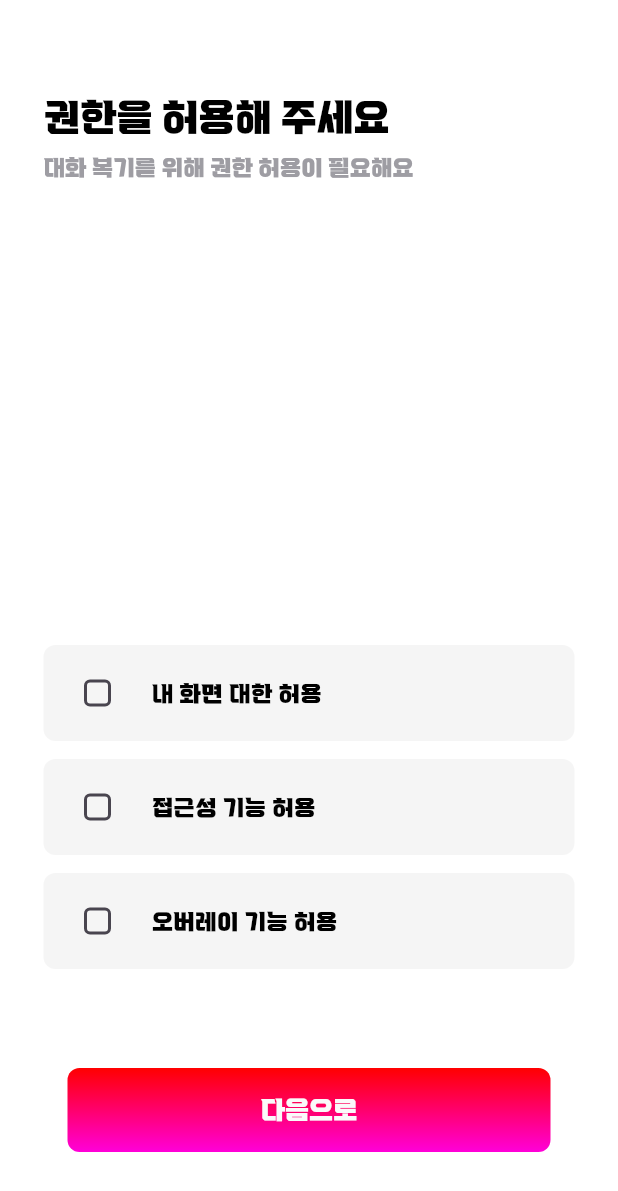
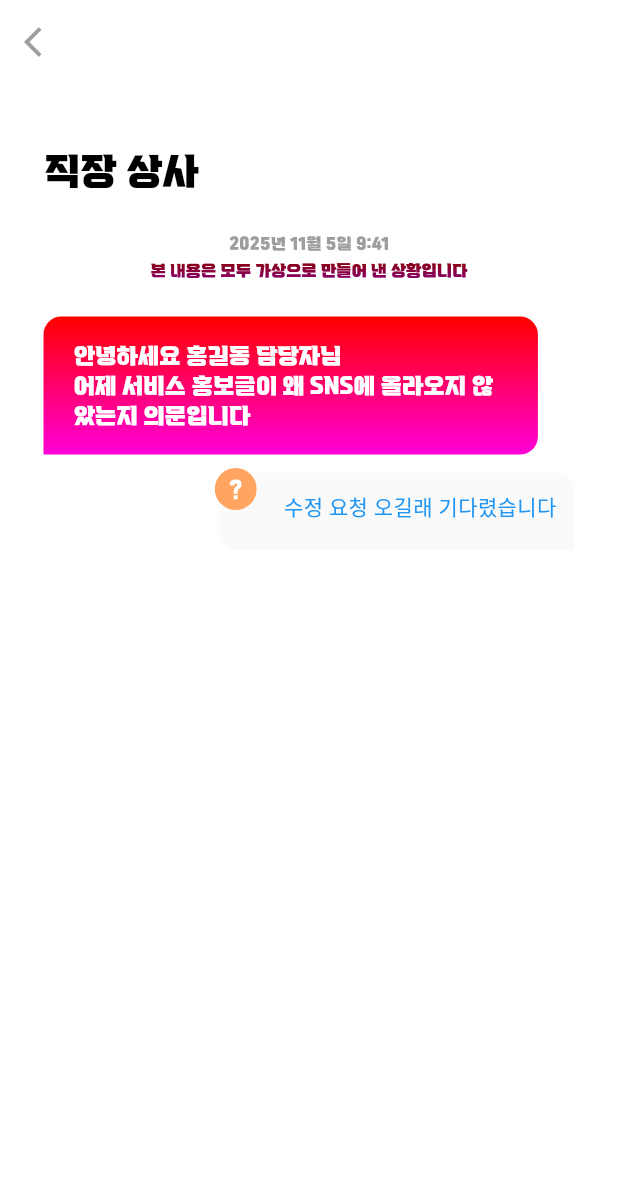
Before and after one commit to SW-HACKATHON-7/overlay, a Flutter app: the screen it shows after launch, on a phone screen of 412 x 824 dp. Shown: the top 1191 px of the screen. Run offline on Flutter 3.47's test engine with Material 3 defaults, Android fonts, the phone set to English and light mode, and no system bars; our stand-ins replace flutter_hooks, flutter_riverpod, flutter_svg, go_router, hooks_riverpod.

Commit message:
💄 :: Quiz chat screen publishing

```diff
--- /dev/null
+++ b/lib/core/enum/feedback_enum.dart
@@ -0,0 +1,12 @@
+enum FeedbackIconType {
+  best_excellent,
+  excellent,
+  best,
+  distinguished,
+  good,
+  inaccurate,
+  mistake,
+  missed_count,
+  blunder,
+  theory,
+}
--- a/lib/core/router/route.dart
+++ b/lib/core/router/route.dart
@@ -1,11 +1,12 @@
 import 'package:go_router/go_router.dart';
 import 'package:hackerton/presentation/choosePartner/choose_partner_screen.dart';
 import 'package:hackerton/presentation/main/screens/main_screen.dart';
+import 'package:hackerton/presentation/quiz/quiz_chat_screen.dart';
 import 'package:hackerton/presentation/verify/verify_screen.dart';
 import 'package:hackerton/splash_screen.dart';
 
 final router = GoRouter(
-  initialLocation: '/',
+  initialLocation: '/quiz',
   routes: [
     GoRoute(
       path: '/',
@@ -27,6 +28,11 @@ final router = GoRouter(
       name: RouteNames.choosePartner,
       builder: (context, state) => const ChoosePartnerScreen(),
     ),
+    GoRoute(
+      path: '/quiz',
+      name: RouteNames.quiz,
+      builder: (context, state) => const QuizChatScreen(),
+    ),
   ],
 );
 
@@ -35,4 +41,5 @@ class RouteNames {
   static const String main = 'main';
   static const String verify = 'verify';
   static const String choosePartner = 'choose_partner';
+  static const String quiz = 'quiz';
 }
--- /dev/null
+++ b/lib/core/widget/back_appbar.dart
@@ -0,0 +1,22 @@
+import 'package:flutter/material.dart';
+import 'package:go_router/go_router.dart';
+
+class BackAppbar extends StatelessWidget implements PreferredSizeWidget {
+  const BackAppbar({super.key});
+
+  @override
+  Widget build(BuildContext context) {
+    return AppBar(
+      backgroundColor: Colors.white,
+      leading: IconButton(
+        iconSize: 24,
+        icon: Icon(Icons.arrow_back_ios),
+        onPressed: () => context.pop(),
+        color: Colors.grey,
+      ),
+    );
+  }
+
+  @override
+  Size get preferredSize => const Size.fromHeight(kToolbarHeight);
+}
--- /dev/null
+++ b/lib/presentation/quiz/quiz_chat_screen.dart
@@ -0,0 +1,201 @@
+import 'package:flutter/material.dart';
+import 'package:hackerton/core/design_system/color.dart';
+import 'package:hackerton/core/design_system/icon.dart';
+import 'package:hackerton/core/design_system/typography.dart';
+import 'package:hackerton/core/enum/feedback_enum.dart';
+import 'package:hackerton/core/widget/back_appbar.dart';
+import 'package:hackerton/core/widget/base_scaffold.dart';
+
+class QuizChatScreen extends StatelessWidget {
+  const QuizChatScreen({super.key});
+
+  @override
+  Widget build(BuildContext context) {
+    return BaseScaffold(
+      appBar: BackAppbar(),
+      body: Column(
+        crossAxisAlignment: CrossAxisAlignment.start,
+        children: [
+          _TopMenu(),
+          const SizedBox(height: 24),
+          Expanded(
+            child: ListView(
+              children: [
+                _ReceiveMessage(
+                  message: '안녕하세요 홍길동 담당자님\n어제 서비스 홍보글이 왜 SNS에 올라오지 않았는지 의문입니다',
+                ),
+                const SizedBox(height: 12),
+                _SendMessage(
+                  message: '수정 요청 오길래 기다렸습니다',
+                  iconType: FeedbackIconType.mistake,
+                ),
+              ],
+            ),
+          ),
+        ],
+      ),
+    );
+  }
+}
+
+class _TopMenu extends StatelessWidget {
+  const _TopMenu({super.key});
+
+  @override
+  Widget build(BuildContext context) {
+    return Column(
+      crossAxisAlignment: CrossAxisAlignment.start,
+      children: [
+        Text(
+          '직장 상사',
+          style: HackerTonTypography.MainLarge.copyWith(
+            color: Colors.black,
+            fontSize: 24,
+          ),
+        ),
+        const SizedBox(height: 25),
+        Center(
+          child: Column(
+            crossAxisAlignment: CrossAxisAlignment.center,
+            children: [
+              Text(
+                '2025년 11월 5일 9:41',
+                style: HackerTonTypography.MainSmall.copyWith(
+                  color: Colors.grey,
+                  fontSize: 10,
+                ),
+              ),
+              const SizedBox(height: 4),
+              ShaderMask(
+                shaderCallback: (bounds) =>
+                    HackerTonGradients.orangeToPink.createShader(bounds),
+                child: Text(
+                  '본 내용은 모두 가상으로 만들어 낸 상황입니다',
+                  style: HackerTonTypography.MainSmall.copyWith(fontSize: 10),
+                ),
+              ),
+            ],
+          ),
+        ),
+      ],
+    );
+  }
+}
+
+class _ReceiveMessage extends StatelessWidget {
+  final String message;
+
+  const _ReceiveMessage({super.key, required this.message});
+
+  @override
+  Widget build(BuildContext context) {
+    return Align(
+      alignment: Alignment.centerLeft,
+      child: Stack(
+        clipBehavior: Clip.none,
+        children: [
+          Container(
+            constraints: BoxConstraints(
+              maxWidth: MediaQuery.of(context).size.width * 0.8,
+            ),
+            padding: const EdgeInsets.symmetric(horizontal: 20, vertical: 16),
+            decoration: BoxDecoration(
+              gradient: HackerTonGradients.orangeToPink,
+              borderRadius: const BorderRadius.only(
+                topLeft: Radius.circular(12),
+                topRight: Radius.circular(12),
+                bottomRight: Radius.circular(12),
+              ),
+            ),
+            child: Text(
+              message,
+              style: HackerTonTypography.MainSmall.copyWith(
+                color: Colors.white,
+                fontSize: 14,
+              ),
+            ),
+          ),
+        ],
+      ),
+    );
+  }
+}
+
+class _SendMessage extends StatelessWidget {
+  final String message;
+  final FeedbackIconType iconType;
+
+  const _SendMessage({
+    super.key,
+    required this.message,
+    required this.iconType,
+  });
+
+  Widget _getIcon() {
+    // _getIcon() 메서드는 기존과 동일합니다.
+    switch (iconType) {
+      case FeedbackIconType.best_excellent:
+        return HackerTonIcon.bestExcellent();
+      case FeedbackIconType.excellent:
+        return HackerTonIcon.excellent();
+      case FeedbackIconType.best:
+        return HackerTonIcon.best();
+      case FeedbackIconType.distinguished:
+        return HackerTonIcon.distinguished();
+      case FeedbackIconType.good:
+        return HackerTonIcon.good();
+      case FeedbackIconType.inaccurate:
+        return HackerTonIcon.inaccurate();
+      case FeedbackIconType.mistake:
+        return HackerTonIcon.mistake();
+      case FeedbackIconType.missed_count:
+        return HackerTonIcon.missedCount();
+      case FeedbackIconType.blunder:
+        return HackerTonIcon.blunder();
+      case FeedbackIconType.theory:
+        return HackerTonIcon.theory();
+    }
+  }
+
+  @override
+  Widget build(BuildContext context) {
+    // 1. Align 위젯으로 감싸서 오른쪽 정렬
+    return Align(
+      alignment: Alignment.centerRight,
+      child: Container(
+        constraints: BoxConstraints(
+          maxWidth: MediaQuery.of(context).size.width * 0.8,
+        ),
+        // 2. 이 alignment 속성은 더 이상 필요 없으므로 제거
+        // alignment: Alignment.bottomRight,
+        padding: const EdgeInsets.all(12),
+        decoration: BoxDecoration(
+          color: HackerTonColors.white,
+          borderRadius: const BorderRadius.only(
+            topLeft: Radius.circular(12),
+            topRight: Radius.circular(12),
+            bottomLeft: Radius.circular(12),
+          ),
+        ),
+        child: Row(
+          mainAxisSize: MainAxisSize.min, // 자식 크기만큼만 차지
+          crossAxisAlignment: CrossAxisAlignment.start,
+          children: [
+            Transform.translate(
+              offset: const Offset(-15, -15), // 위로 2픽셀 이동
+              child: _getIcon(),
+            ),
+            const SizedBox(width: 3),
+            // 3. Flexible로 Text를 감싸서 긴 텍스트 줄바꿈 처리
+            Flexible(
+              child: Text(
+                message,
+                style: TextStyle(color: Colors.blue, fontSize: 14),
+              ),
+            ),
+          ],
+        ),
+      ),
+    );
+  }
+}
```
